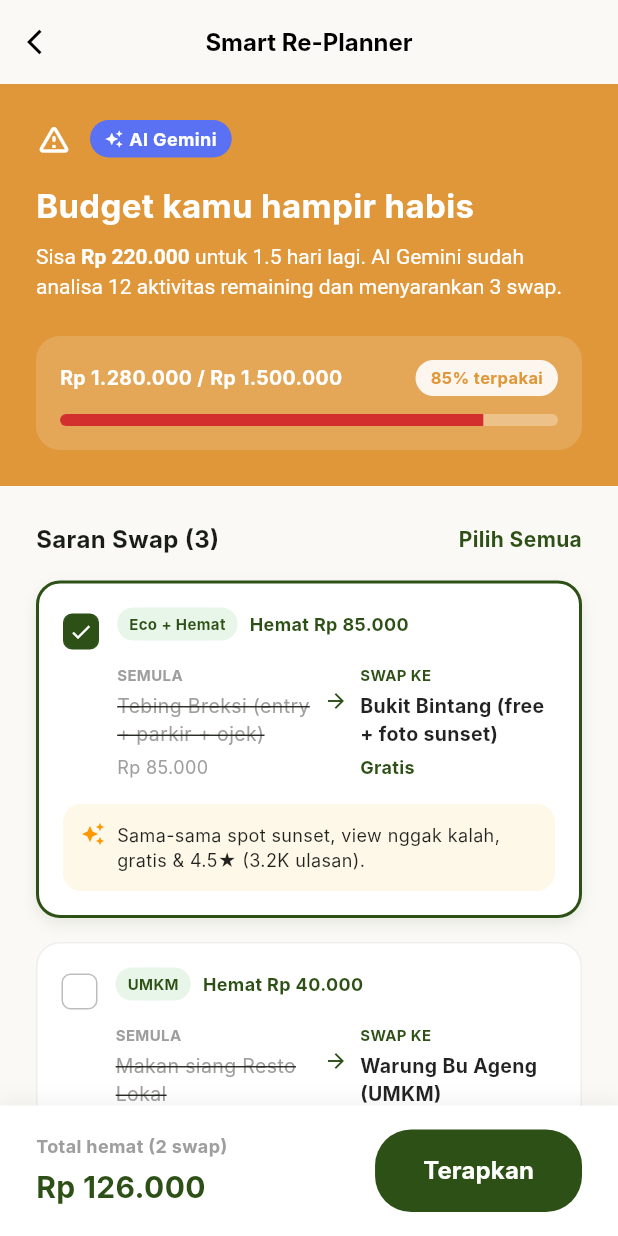
After one commit to bukunya/savelo, a Flutter app: the SmartReplannerScreen screen opened directly, on a phone screen of 412 x 824 dp. The commit adds this screen. Run offline on Flutter 3.47's test engine with Material 3 defaults, Android fonts, the phone set to English and light mode, and no system bars; network calls fail; Roboto replaces fonts that are missing (Inter).

Commit message:
feat: re-planner screen and itenerary input

```diff
--- a/lib/features/budget_planner/budget_planner_screen.dart
+++ b/lib/features/budget_planner/budget_planner_screen.dart
@@ -15,13 +15,29 @@ class BudgetPlannerScreen extends StatefulWidget {
 }
 
 class _BudgetPlannerScreenState extends State<BudgetPlannerScreen> {
-  int _selectedBudgetIndex = 2;
-  final List<String> _budgets = ["Rp 500.000", "Rp 1.000.000", "Rp 1.500.000"];
+  final TextEditingController _budgetController = TextEditingController(text: "1.500.000");
+  final List<int> _budgetOptions = List.generate(20, (index) => (index + 1) * 500000);
+
   final List<String> _filters = ["Wheelchair", "Stroller Friendly", "Child-Safe", "Lansia Friendly"];
   final Set<int> _selectedFilters = {};
 
   final TextEditingController _asalController = TextEditingController(text: "Jakarta");
   final TextEditingController _destinasiController = TextEditingController(text: "Yogyakarta");
+
+  String _formatCurrency(int value) {
+    return value.toString().replaceAllMapped(RegExp(r'(\d{1,3})(?=(\d{3})+(?!\d))'), (Match m) => '${m[1]}.');
+  }
+
+  void _onBudgetSubmitted(String value) {
+    String cleanValue = value.replaceAll(".", "").replaceAll("Rp", "").replaceAll(" ", "");
+    int parsed = int.tryParse(cleanValue) ?? 1500000;
+    if (parsed < 100000) parsed = 100000;
+    if (parsed > 10000000) parsed = 10000000;
+
+    setState(() {
+      _budgetController.text = _formatCurrency(parsed);
+    });
+  }
 
   @override
   Widget build(BuildContext context) {
@@ -65,9 +81,23 @@ class _BudgetPlannerScreenState extends State<BudgetPlannerScreen> {
                         padding: EdgeInsets.only(bottom: 4, right: 4),
                         child: Text("Rp", style: TextStyle(fontSize: 16, color: Colors.grey, fontWeight: FontWeight.bold)),
                       ),
-                      Text(
-                        _budgets[_selectedBudgetIndex].replaceAll("Rp ", ""),
-                        style: const TextStyle(fontSize: 40, fontWeight: FontWeight.bold, color: SColors.sdarkgreen, height: 1),
+                      IntrinsicWidth(
+                        child: TextField(
+                          controller: _budgetController,
+                          keyboardType: TextInputType.number,
+                          textAlign: TextAlign.center,
+                          style: const TextStyle(fontSize: 40, fontWeight: FontWeight.bold, color: SColors.sdarkgreen, height: 1),
+                          decoration: const InputDecoration(
+                            border: InputBorder.none,
+                            isDense: true,
+                            contentPadding: EdgeInsets.zero,
+                          ),
+                          onSubmitted: _onBudgetSubmitted,
+                          onTapOutside: (event) {
+                            FocusManager.instance.primaryFocus?.unfocus();
+                            _onBudgetSubmitted(_budgetController.text);
+                          },
+                        ),
                       ),
                     ],
                   ),
@@ -83,14 +113,22 @@ class _BudgetPlannerScreenState extends State<BudgetPlannerScreen> {
                   SingleChildScrollView(
                     scrollDirection: Axis.horizontal,
                     child: Row(
-                      mainAxisAlignment: MainAxisAlignment.center,
-                      children: List.generate(_budgets.length, (index) {
+                      children: List.generate(_budgetOptions.length, (index) {
+                        int amount = _budgetOptions[index];
+                        String label = "Rp ${_formatCurrency(amount)}";
+                        String cleanCurrent = _budgetController.text.replaceAll(".", "");
+                        bool isSelected = amount.toString() == cleanCurrent;
+
                         return Padding(
                           padding: const EdgeInsets.only(right: 8),
                           child: SChoiceChip(
-                            label: _budgets[index],
-                            isSelected: _selectedBudgetIndex == index,
-                            onTap: () => setState(() => _selectedBudgetIndex = index),
+                            label: label,
+                            isSelected: isSelected,
+                            onTap: () {
+                              setState(() {
+                                _budgetController.text = _formatCurrency(amount);
+                              });
+                            },
                           ),
                         );
                       }),
--- /dev/null
+++ b/lib/features/budget_planner/smart_replanner_screen.dart
@@ -0,0 +1,387 @@
+import 'package:flutter/material.dart';
+import '../../core/savelo_colors.dart';
+import '../../shared/widgets/s_ai_gemini_badge.dart';
+
+class SmartReplannerScreen extends StatefulWidget {
+  const SmartReplannerScreen({super.key});
+
+  @override
+  State<SmartReplannerScreen> createState() => _SmartReplannerScreenState();
+}
+
+class _SmartReplannerScreenState extends State<SmartReplannerScreen> {
+  final List<Map<String, dynamic>> _swapSuggestions = [
+    {
+      "tag": "Eco + Hemat",
+      "savingsText": "Hemat Rp 85.000",
+      "oldTitle": "Tebing Breksi (entry + parkir + ojek)",
+      "oldPrice": "Rp 85.000",
+      "newTitle": "Bukit Bintang (free + foto sunset)",
+      "newPrice": "Gratis",
+      "note": "Sama-sama spot sunset, view nggak kalah, gratis & 4.5★ (3.2K ulasan).",
+      "isSelected": true,
+    },
+    {
+      "tag": "UMKM",
+      "savingsText": "Hemat Rp 40.000",
+      "oldTitle": "Makan siang Resto Lokal",
+      "oldPrice": "Rp 75.000",
+      "newTitle": "Warung Bu Ageng (UMKM)",
+      "newPrice": "Rp 35.000",
+      "note": "UMKM lokal, halal, 4.8★, jarak 400m dari titik selanjutnya.",
+      "isSelected": false,
+    },
+    {
+      "tag": "Eco",
+      "savingsText": "Hemat Rp 41.000",
+      "oldTitle": "Grab ke hotel (12 km)",
+      "oldPrice": "Rp 48.000",
+      "newTitle": "TransJogja koridor 3A",
+      "newPrice": "Rp 7.000",
+      "note": "Hemat 41K + dapat +80 EcoPoints (transport publik).",
+      "isSelected": true,
+    }
+  ];
+
+  void _toggleAll(bool? value) {
+    setState(() {
+      for (var item in _swapSuggestions) {
+        item["isSelected"] = value ?? false;
+      }
+    });
+  }
+
+  void _toggleItem(int index, bool? value) {
+    setState(() {
+      _swapSuggestions[index]["isSelected"] = value ?? false;
+    });
+  }
+
+  int get _selectedCount => _swapSuggestions.where((e) => e["isSelected"] as bool).length;
+
+  int get _totalSavings {
+    int total = 0;
+    for (var item in _swapSuggestions) {
+      if (item["isSelected"] as bool) {
+        String savingsStr = (item["savingsText"] as String).replaceAll("Hemat Rp ", "").replaceAll(".", "");
+        total += int.tryParse(savingsStr) ?? 0;
+      }
+    }
+    return total;
+  }
+
+  @override
+  Widget build(BuildContext context) {
+    bool isAllSelected = _selectedCount == _swapSuggestions.length;
+
+    return Scaffold(
+      backgroundColor: const Color(0xFFFBF9F6),
+      appBar: AppBar(
+        backgroundColor: const Color(0xFFFBF9F6),
+        elevation: 0,
+        leading: IconButton(
+          icon: const Icon(Icons.arrow_back_ios, color: Colors.black, size: 20),
+          onPressed: () => Navigator.pop(context),
+        ),
+        title: const Text(
+          "Smart Re-Planner",
+          style: TextStyle(color: Colors.black, fontSize: 16, fontWeight: FontWeight.bold),
+        ),
+        centerTitle: true,
+      ),
+      body: Column(
+        children: [
+          Expanded(
+            child: SingleChildScrollView(
+              child: Column(
+                children: [
+                  // Top Section
+                  Container(
+                    width: double.infinity,
+                    color: const Color(0xFFDF9739), // Orange background
+                    padding: const EdgeInsets.all(24.0),
+                    child: Column(
+                      crossAxisAlignment: CrossAxisAlignment.start,
+                      children: [
+                        Row(
+                          children: [
+                            const Icon(Icons.warning_amber_rounded, color: Colors.white, size: 24),
+                            const SizedBox(width: 12),
+                            Container(
+                              padding: const EdgeInsets.symmetric(horizontal: 10, vertical: 4),
+                              decoration: BoxDecoration(
+                                color: const Color(0xFF5B71F3),
+                                borderRadius: BorderRadius.circular(16),
+                              ),
+                              child: Row(
+                                children: [
+                                  Icon(Icons.auto_awesome, color: Colors.white, size: 12),
+                                  const SizedBox(width: 4),
+                                  const Text("AI Gemini", style: TextStyle(color: Colors.white, fontSize: 12, fontWeight: FontWeight.bold)),
+                                ],
+                              ),
+                            ),
+                          ],
+                        ),
+                        const SizedBox(height: 16),
+                        const Text("Budget kamu hampir habis", style: TextStyle(color: Colors.white, fontSize: 22, fontWeight: FontWeight.bold)),
+                        const SizedBox(height: 8),
+                        RichText(
+                          text: const TextSpan(
+                            style: TextStyle(color: Colors.white, fontSize: 14, height: 1.4),
+                            children: [
+                              TextSpan(text: "Sisa "),
+                              TextSpan(text: "Rp 220.000", style: TextStyle(fontWeight: FontWeight.bold)),
+                              TextSpan(text: " untuk 1.5 hari lagi. AI Gemini sudah analisa 12 aktivitas remaining dan menyarankan 3 swap."),
+                            ],
+                          ),
+                        ),
+                        const SizedBox(height: 24),
+                        Container(
+                          padding: const EdgeInsets.all(16),
+                          decoration: BoxDecoration(
+                            color: Colors.white.withOpacity(0.15),
+                            borderRadius: BorderRadius.circular(16),
+                          ),
+                          child: Column(
+                            crossAxisAlignment: CrossAxisAlignment.start,
+                            children: [
+                              Row(
+                                mainAxisAlignment: MainAxisAlignment.spaceBetween,
+                                children: [
+                                  const Text("Rp 1.280.000 / Rp 1.500.000", style: TextStyle(color: Colors.white, fontWeight: FontWeight.bold, fontSize: 13)),
+                                  Container(
+                                    padding: const EdgeInsets.symmetric(horizontal: 10, vertical: 4),
+                                    decoration: BoxDecoration(
+                                      color: Colors.white.withOpacity(0.9),
+                                      borderRadius: BorderRadius.circular(16),
+                                    ),
+                                    child: const Text("85% terpakai", style: TextStyle(color: Color(0xFFDF9739), fontSize: 11, fontWeight: FontWeight.bold)),
+                                  ),
+                                ],
+                              ),
+                              const SizedBox(height: 12),
+                              ClipRRect(
+                                borderRadius: BorderRadius.circular(4),
+                                child: LinearProgressIndicator(
+                                  value: 0.85,
+                                  backgroundColor: Colors.white.withOpacity(0.3),
+                                  color: Colors.red.shade700,
+                                  minHeight: 8,
+                                ),
+                              ),
+                            ],
+                          ),
+                        ),
+                      ],
+                    ),
+                  ),
+
+                  // Suggestions Section
+                  Padding(
+                    padding: const EdgeInsets.all(24.0),
+                    child: Column(
+                      crossAxisAlignment: CrossAxisAlignment.start,
+                      children: [
+                        Row(
+                          mainAxisAlignment: MainAxisAlignment.spaceBetween,
+                          children: [
+                            const Text("Saran Swap (3)", style: TextStyle(fontWeight: FontWeight.bold, fontSize: 16)),
+                            GestureDetector(
+                              onTap: () => _toggleAll(!isAllSelected),
+                              child: Text(
+                                isAllSelected ? "Batal Pilih" : "Pilih Semua",
+                                style: const TextStyle(color: SColors.sdarkgreen, fontWeight: FontWeight.bold, fontSize: 14),
+                              ),
+                            ),
+                          ],
+                        ),
+                        const SizedBox(height: 16),
+                        ...List.generate(_swapSuggestions.length, (index) => _buildSwapCard(index)),
+                      ],
+                    ),
+                  ),
+                ],
+              ),
+            ),
+          ),
+
+          // Sticky Bottom Bar
+          Container(
+            padding: const EdgeInsets.symmetric(horizontal: 24, vertical: 16),
+            decoration: BoxDecoration(
+              color: Colors.white,
+              boxShadow: [
+                BoxShadow(
+                  color: Colors.black.withOpacity(0.05),
+                  blurRadius: 10,
+                  offset: const Offset(0, -4),
+                ),
+              ],
+            ),
+            child: SafeArea(
+              child: Row(
+                mainAxisAlignment: MainAxisAlignment.spaceBetween,
+                children: [
+                  Column(
+                    mainAxisSize: MainAxisSize.min,
+                    crossAxisAlignment: CrossAxisAlignment.start,
+                    children: [
+                      Text("Total hemat ($_selectedCount swap)", style: const TextStyle(color: Colors.grey, fontSize: 12, fontWeight: FontWeight.bold)),
+                      const SizedBox(height: 4),
+                      Text(
+                        "Rp ${_totalSavings.toString().replaceAllMapped(RegExp(r'(\d{1,3})(?=(\d{3})+(?!\d))'), (Match m) => '${m[1]}.')}",
+                        style: const TextStyle(color: SColors.sdarkgreen, fontSize: 20, fontWeight: FontWeight.bold),
+                      ),
+                    ],
+                  ),
+                  ElevatedButton(
+                    style: ElevatedButton.styleFrom(
+                      backgroundColor: SColors.sdarkgreen,
+                      shape: RoundedRectangleBorder(borderRadius: BorderRadius.circular(24)),
+                      padding: const EdgeInsets.symmetric(horizontal: 32, vertical: 16),
+                      elevation: 0,
+                    ),
+                    onPressed: () {
+                      Navigator.pop(context); // Pop back as requested
+                    },
+                    child: const Text("Terapkan", style: TextStyle(color: Colors.white, fontSize: 16, fontWeight: FontWeight.bold)),
+                  ),
+                ],
+              ),
+            ),
+          )
+        ],
+      ),
+    );
+  }
+
+  Widget _buildSwapCard(int index) {
+    final item = _swapSuggestions[index];
+    bool isSelected = item["isSelected"] as bool;
+
+    return Container(
+      margin: const EdgeInsets.only(bottom: 16),
+      decoration: BoxDecoration(
+        color: Colors.white,
+        borderRadius: BorderRadius.circular(16),
+        border: Border.all(color: isSelected ? SColors.sdarkgreen : Colors.grey.shade200, width: isSelected ? 2 : 1),
+        boxShadow: isSelected ? [
+          BoxShadow(
+            color: SColors.sdarkgreen.withOpacity(0.1),
+            blurRadius: 8,
+            offset: const Offset(0, 4),
+          )
+        ] : null,
+      ),
+      child: Padding(
+        padding: const EdgeInsets.all(16.0),
+        child: Column(
+          children: [
+            Row(
+              crossAxisAlignment: CrossAxisAlignment.start,
+              children: [
+                GestureDetector(
+                  onTap: () => _toggleItem(index, !isSelected),
+                  child: Container(
+                    margin: const EdgeInsets.only(right: 12, top: 4),
+                    width: 24,
+                    height: 24,
+                    decoration: BoxDecoration(
+                      color: isSelected ? SColors.sdarkgreen : Colors.transparent,
+                      borderRadius: BorderRadius.circular(6),
+                      border: Border.all(color: isSelected ? SColors.sdarkgreen : Colors.grey.shade400),
+                    ),
+                    child: isSelected ? const Icon(Icons.check, color: Colors.white, size: 16) : null,
+                  ),
+                ),
+                Expanded(
+                  child: Column(
+                    crossAxisAlignment: CrossAxisAlignment.start,
+                    children: [
+                      Row(
+                        children: [
+                          Container(
+                            padding: const EdgeInsets.symmetric(horizontal: 8, vertical: 4),
+                            decoration: BoxDecoration(
+                              color: Colors.green.shade50,
+                              borderRadius: BorderRadius.circular(12),
+                            ),
+                            child: Text(item["tag"] as String, style: const TextStyle(color: SColors.sdarkgreen, fontSize: 10, fontWeight: FontWeight.bold)),
+                          ),
+                          const SizedBox(width: 8),
+                          Text(item["savingsText"] as String, style: const TextStyle(color: SColors.sdarkgreen, fontSize: 12, fontWeight: FontWeight.bold)),
+                        ],
+                      ),
+                      const SizedBox(height: 16),
+                      Row(
+                        crossAxisAlignment: CrossAxisAlignment.start,
+                        children: [
+                          Expanded(
+                            child: Column(
+                              crossAxisAlignment: CrossAxisAlignment.start,
+                              children: [
+                                const Text("SEMULA", style: TextStyle(color: Colors.grey, fontSize: 10, fontWeight: FontWeight.bold)),
+                                const SizedBox(height: 4),
+                                Text(
+                                  item["oldTitle"] as String,
+                                  style: const TextStyle(color: Colors.grey, fontSize: 13, decoration: TextDecoration.lineThrough),
+                                ),
+                                const SizedBox(height: 4),
+                                Text(item["oldPrice"] as String, style: const TextStyle(color: Colors.grey, fontSize: 12)),
+                              ],
+                            ),
+                          ),
+                          const Padding(
+                            padding: EdgeInsets.symmetric(horizontal: 8, vertical: 16),
+                            child: Icon(Icons.arrow_forward, color: SColors.sdarkgreen, size: 16),
+                          ),
+                          Expanded(
+                            child: Column(
+                              crossAxisAlignment: CrossAxisAlignment.start,
+                              children: [
+                                const Text("SWAP KE", style: TextStyle(color: SColors.sdarkgreen, fontSize: 10, fontWeight: FontWeight.bold)),
+                                const SizedBox(height: 4),
+                                Text(
+                                  item["newTitle"] as String,
+                                  style: const TextStyle(color: Colors.black87, fontSize: 13, fontWeight: FontWeight.bold),
+                                ),
+                                const SizedBox(height: 4),
+                                Text(item["newPrice"] as String, style: const TextStyle(color: SColors.sdarkgreen, fontSize: 12, fontWeight: FontWeight.bold)),
+                              ],
+                            ),
+                          ),
+                        ],
+                      ),
+                    ],
+                  ),
+                ),
+              ],
+            ),
+            const SizedBox(height: 16),
+            Container(
+              padding: const EdgeInsets.all(12),
+              decoration: BoxDecoration(
+                color: const Color(0xFFFDF8E7),
+                borderRadius: BorderRadius.circular(12),
+              ),
+              child: Row(
+                crossAxisAlignment: CrossAxisAlignment.start,
+                children: [
+                  const Icon(Icons.auto_awesome, color: Colors.orange, size: 16),
+                  const SizedBox(width: 8),
+                  Expanded(
+                    child: Text(
+                      item["note"] as String,
+                      style: const TextStyle(color: Colors.black87, fontSize: 12),
+                    ),
+                  ),
+                ],
+              ),
+            )
+          ],
+        ),
+      ),
+    );
+  }
+}
--- a/lib/features/budget_planner/trip_details_screen.dart
+++ b/lib/features/budget_planner/trip_details_screen.dart
@@ -5,6 +5,7 @@ import '../../shared/widgets/s_progress_bar.dart';
 import '../../shared/widgets/s_choice_chip.dart';
 import '../../shared/widgets/s_timeline_item.dart';
 import 'check_in_screen.dart';
+import 'smart_replanner_screen.dart';
 
 class TripDetailsScreen extends StatefulWidget {
   const TripDetailsScreen({super.key});
@@ -257,7 +258,9 @@ class _TripDetailsScreenState extends State<TripDetailsScreen> {
                       fontWeight: FontWeight.bold,
                     ),
                   ),
-                  onPressed: () {},
+                  onPressed: () {
+                    Navigator.push(context, MaterialPageRoute(builder: (context) => const SmartReplannerScreen()));
+                  },
                 ),
               ),
             ),
--- a/lib/features/profile/profile_screen.dart
+++ b/lib/features/profile/profile_screen.dart
@@ -4,6 +4,7 @@ import '../../shared/widgets/s_bottom_navbar.dart';
 import 'widgets/logout_dialog.dart';
 import 'wishlist_screen.dart';
 
+import '../notifications/notification_screen.dart';
 import '../discovery_map/discovery_map_screen.dart';
 import '../trip/my_trip_screen.dart';
 import '../reward/reward_screen.dart';
@@ -129,7 +130,9 @@ class _ProfileScreenState extends State<ProfileScreen> {
                       Navigator.push(context, MaterialPageRoute(builder: (context) => const WishlistScreen()));
                     }),
                     const Divider(height: 1, color: Color(0xFFEEEEEE)),
-                    _buildMenuItem(Icons.notifications_none, "Notifikasi"),
+                    _buildMenuItem(Icons.notifications_none, "Notifikasi", onTap: () {
+                      Navigator.push(context, MaterialPageRoute(builder: (context) => const NotificationScreen()));
+                    }),
                     const Divider(height: 1, color: Color(0xFFEEEEEE)),
                     _buildMenuItem(Icons.logout, "Keluar", textColor: Colors.red.shade700, iconColor: Colors.red.shade700, iconBgColor: Colors.red.shade50, onTap: () {
                       LogoutDialog.show(context);
```
